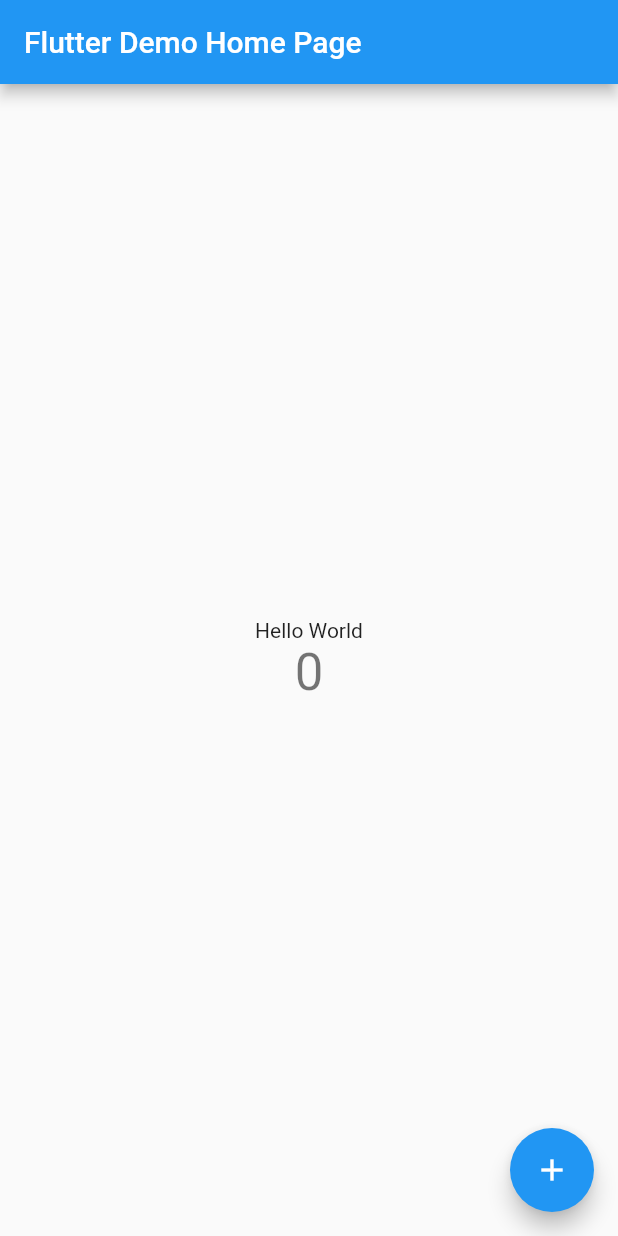
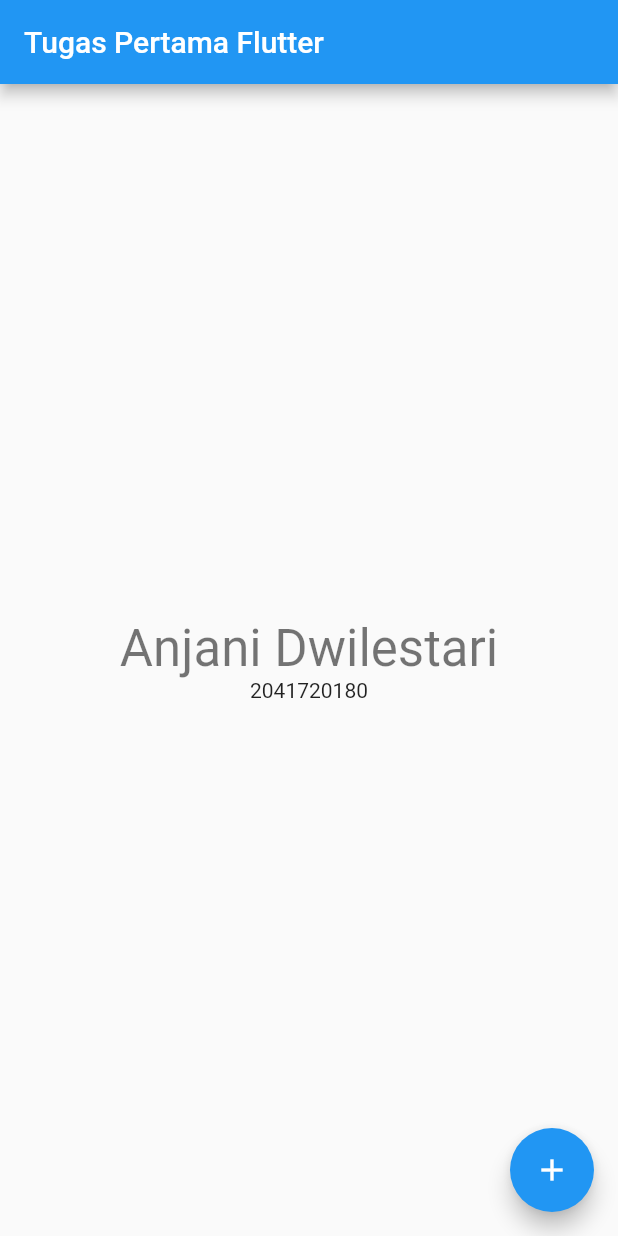
Before and after one commit to anjanidwilestari/hello_world, a Flutter app: the screen it shows after launch, on a phone screen of 412 x 824 dp. Run offline on Flutter 3.47's test engine with Material 2 defaults, Android fonts, the phone set to English and light mode, and no system bars.

Commit message:
update tittle nama nim

```diff
--- a/lib/main.dart
+++ b/lib/main.dart
@@ -11,7 +11,7 @@ class MyApp extends StatelessWidget {
   @override
   Widget build(BuildContext context) {
     return MaterialApp(
-      title: 'Flutter Demo',
+      title: 'Tugas Pertama Flutter',
       theme: ThemeData(
         // This is the theme of your application.
         //
@@ -24,7 +24,7 @@ class MyApp extends StatelessWidget {
         // is not restarted.
         primarySwatch: Colors.blue,
       ),
-      home: const MyHomePage(title: 'Flutter Demo Home Page'),
+      home: const MyHomePage(title: 'Tugas Pertama Flutter'),
     );
   }
 }
@@ -95,12 +95,12 @@ class _MyHomePageState extends State<MyHomePage> {
           // horizontal).
           mainAxisAlignment: MainAxisAlignment.center,
           children: <Widget>[
+            Text(
+              'Anjani Dwilestari',
+              style: Theme.of(context).textTheme.headline4,
+            ),
             const Text(
-              'Hello World',
-            ),
-            Text(
-              '$_counter',
-              style: Theme.of(context).textTheme.headline4,
+              '2041720180',
             ),
           ],
         ),
```
